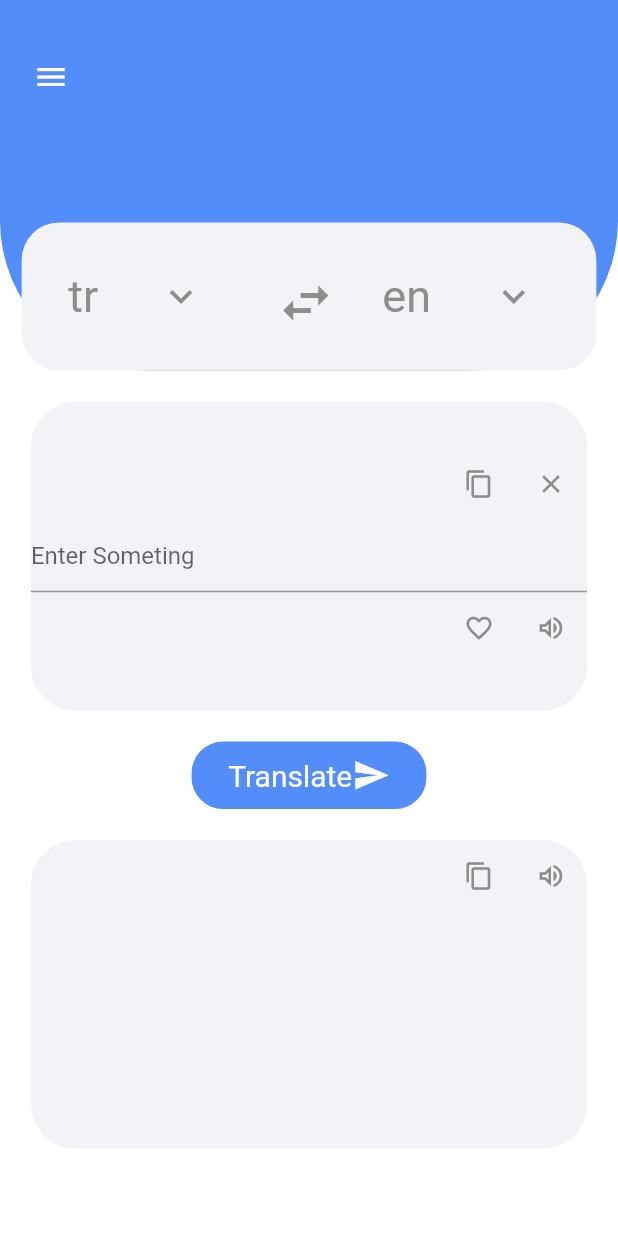
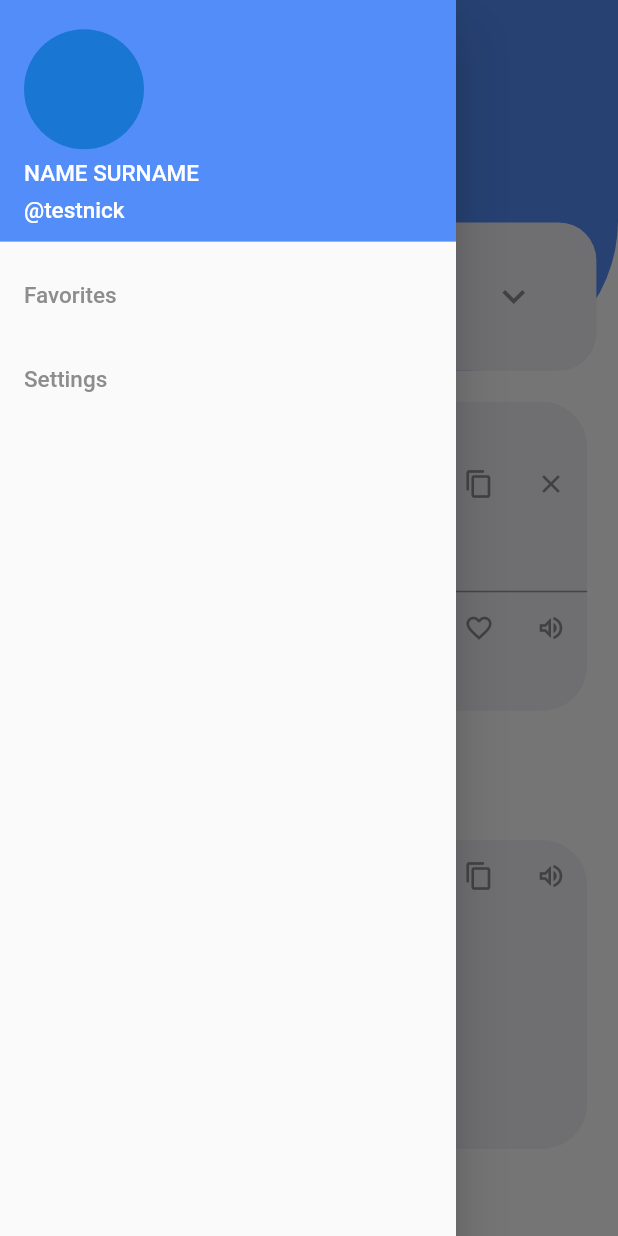
Before and after one commit to ilknurdondurma/BTWlate-Translate, a Flutter app: the screen it shows after launch, with the side drawer open (before the commit the screen has no drawer), on a phone screen of 412 x 824 dp. Run offline on Flutter 3.47's test engine with Material 2 defaults, Android fonts, the phone set to English and light mode, and no system bars; our stand-ins replace flutter_spinkit, fluttertoast, get, shared_preferences; missing offline and left inert: translator.

Commit message:
drawer and other pages added

```diff
--- a/lib/screens/translate.dart
+++ b/lib/screens/translate.dart
@@ -7,10 +7,9 @@ import 'package:btwlate/ui/helper/uiSpaceHelper.dart';
 import 'package:btwlate/ui/styles/styles/decorationStyles.dart';
 import 'package:flutter/services.dart';
 import 'package:get/get.dart';
-import 'package:get/state_manager.dart';
-
 import '../controller/translatePageController.dart';
 import '../ui/helper/uiColorsHelper.dart';
+import '../ui/styles/myWidgets/myDrawerWidget.dart';
 import '../ui/styles/myWidgets/myGeneralWidget.dart';
 
 // ignore: must_be_immutable
@@ -28,14 +27,17 @@ class _TranslatePageState extends State<TranslatePage> {
   void initState() {
     super.initState();
   }
+
   TextEditingController _textEditingController=TextEditingController();
-  TextEditingController _textEditingController2=TextEditingController();
   final responseTranslateController=Get.put(TransalateButtonController());
+  final scaffoldkey = GlobalKey<ScaffoldState>();
+
 
   @override
   Widget build(BuildContext context) {
     return MaterialApp(
       home: Scaffold(
+        key: scaffoldkey,
         backgroundColor: UIColorsHelper.light_Background,
         body: ScaffoldMessenger(
           child: SingleChildScrollView(
@@ -44,7 +46,7 @@ class _TranslatePageState extends State<TranslatePage> {
                 //generalHeader
                 GeneralThemeWidgetStyle(
                   iconChild: const Icon(Icons.menu),
-                  headerIconFunc: MenuIconController.menuIconController,
+                  headerIconFunc: ()=>MenuIconController.menuIconController(scaffoldkey),
                   child: Row(
                     mainAxisAlignment: MainAxisAlignment.spaceEvenly,
                     children: [
@@ -136,7 +138,7 @@ class _TranslatePageState extends State<TranslatePage> {
                                 icon: Icons.favorite_border,
                                 color: UIColorsHelper.light_body_IconColor,
                                 size: UISizeHelper.inBoxIconsSize,
-                                onPressed: InBoxIconsController.favriteController),
+                                onPressed: ()=>InBoxIconsController.favoriteController(_textEditingController.text,"${TransalateButtonController.responseTranslate.value}"??"")),
                             MyIconButtonWidget(
                                 icon: Icons.volume_up_outlined,
                                 color: UIColorsHelper.light_body_IconColor,
@@ -182,7 +184,6 @@ class _TranslatePageState extends State<TranslatePage> {
                 ),
                 //trasnslate box 2
                 Container(
-                  alignment: Alignment.center,
                   //translate Box un genişlik ve yukseklik oranları
                   width: UISpaceHelper.dynamicWidth(
                       context, UISizeHelper.translateBox1Width),
@@ -191,8 +192,8 @@ class _TranslatePageState extends State<TranslatePage> {
                   decoration: UIDecorationStyles.translateBoxContainerStyle,
                   child: SingleChildScrollView(
                     child: Column(
-                      mainAxisAlignment: MainAxisAlignment.spaceBetween,
-                      crossAxisAlignment: CrossAxisAlignment.end,
+                      mainAxisAlignment: MainAxisAlignment.spaceEvenly,
+                      mainAxisSize: MainAxisSize.max,
                       children: [
                         Row(
                           mainAxisAlignment: MainAxisAlignment.end,
@@ -201,26 +202,19 @@ class _TranslatePageState extends State<TranslatePage> {
                               icon: Icons.copy,
                               color: UIColorsHelper.light_body_IconColor,
                               size: UISizeHelper.inBoxIconsSize,
-                              onPressed: ()=>InBoxIconsController.copyController(_textEditingController2.text,context)),
+                              onPressed: ()=>InBoxIconsController.copyController("${TransalateButtonController.responseTranslate.value}"??"",context)),
                           MyIconButtonWidget(
                               icon: Icons.volume_up_outlined,
                               color: UIColorsHelper.light_body_IconColor,
                               size: UISizeHelper.inBoxIconsSize,
                               onPressed: InBoxIconsController.voiceControllerOutput),
                         ],),
-                        Obx(()=>TextFormField(
-                          maxLength: 20,
-                          controller: _textEditingController2,
-                          decoration: InputDecoration(
-                            alignLabelWithHint: false,
-                            //hintText: "${TransalateButtonController.responseTranslate.value}",
-                            border: UnderlineInputBorder(borderSide: BorderSide.none),
-                          ),
-                          maxLines: 10,
-                          maxLengthEnforcement: MaxLengthEnforcement.truncateAfterCompositionEnds
-
-                        ),),
-
+                        Obx(()=>SelectableText(
+                          maxLines: null,
+                          "${TransalateButtonController.responseTranslate.value}"??"",
+                          textAlign: TextAlign.start,
+                        ),
+                        ),
                       ],
                     ),
                   ),
@@ -229,6 +223,7 @@ class _TranslatePageState extends State<TranslatePage> {
             ),
           ),
         ),
+        drawer: drawerWidget(),
       ),
     );
   }
--- a/lib/ui/helper/uiColorsHelper.dart
+++ b/lib/ui/helper/uiColorsHelper.dart
@@ -14,6 +14,10 @@ class UIColorsHelper{
   // header color
   static const Color dark_Header_Background = Color(0xFF000000);
   static const Color light_Header_Background = Color(0xff528df9);
+
+  // title text color
+  static const Color light_title_textColor = Color(0xFF000000);
+
 
   //likeButton color
   static const Color light_like_Color=Color(0xff528df9);
@@ -45,7 +49,10 @@ class UIColorsHelper{
 
   // Drawer colors
   static const Color light_Drawer_header = Color(0xff528df9);
+  static const Color light_Drawer_header_textColor = Color(0xFFFFFFFF);
+  static const Color light_Drawer_body_textColor = Color(0xff8d8d8d);
   static const Color dark_Drawer_header = Color(0xFF000000);
+
   static const Color dark_DrawerItemColor = Color(0xFFFFFFFF);
   static const Color light_DrawerItemColor = Color(0xFF000000);
 
--- a/lib/ui/helper/uiSizeHelper.dart
+++ b/lib/ui/helper/uiSizeHelper.dart
@@ -29,6 +29,10 @@ class UISizeHelper{
   // padding size
   static const double translateButtonPadding = 10;
 
+  // drawer sizes
+  static const double drawerAvatarRadius = 40;
+
+
 
   // icons sizes
   static const double iconChangeLangSize=40;
--- a/lib/ui/helper/uiTextHelper.dart
+++ b/lib/ui/helper/uiTextHelper.dart
@@ -18,6 +18,8 @@ class UITextHelper {
 
   // favorites Page
   static const String favoritesHeader = "Favorites";
+  static const String settingsHeader = "Settings";
+
 
   //settingsPage
   static const String changeAccount = "Change Accounts";
--- /dev/null
+++ b/lib/ui/styles/myWidgets/myDrawerWidget.dart
@@ -0,0 +1,57 @@
+import 'package:btwlate/screens/settings.dart';
+import 'package:btwlate/ui/helper/uiColorsHelper.dart';
+import 'package:btwlate/ui/helper/uiSizeHelper.dart';
+import 'package:btwlate/ui/helper/uiTextHelper.dart';
+import 'package:btwlate/ui/styles/myWidgets/myIconButtonWidget.dart';
+import 'package:btwlate/ui/styles/styles/textStyles.dart';
+import 'package:flutter/material.dart';
+import 'package:get/get.dart';
+
+import '../../../screens/favorites.dart';
+
+class drawerWidget extends StatelessWidget {
+  const drawerWidget({
+    super.key,
+  });
+
+  @override
+  Widget build(BuildContext context) {
+    return Drawer(
+      child: ListView(
+        padding: EdgeInsets.zero,
+        children: <Widget>[
+          DrawerHeader(
+            decoration: const BoxDecoration(color: UIColorsHelper.light_Drawer_header),
+            child: Column(
+              mainAxisAlignment: MainAxisAlignment.spaceAround,
+              crossAxisAlignment: CrossAxisAlignment.start,
+              children: [
+                const CircleAvatar(radius: UISizeHelper.drawerAvatarRadius,),
+                Text("NAME SURNAME",style: UITextStyles.drawerHeaderTextStyle),
+                Row(
+                  children: [
+                    Text("@testnick",style: UITextStyles.drawerHeaderTextStyle),
+                    // MyIconButtonWidget(
+                    //     icon: Icons.edit,
+                    //     color: UIColorsHelper.light_body_IconColor,
+                    //     size: UISizeHelper.inBoxIconsSize,
+                    //     onPressed: ()=>{})
+                  ],
+                )
+              ],
+            ),
+          ),
+          ListTile(
+            title: Text(UITextHelper.favorites,style: UITextStyles.drawerBodyTextStyle,),
+            onTap: ()=>Get.to(()=>const favoritesPage()),
+          ),
+          ListTile(
+            title: Text(UITextHelper.settings,style: UITextStyles.drawerBodyTextStyle,),
+            onTap: ()=>Get.to(()=>const settingsPage()),
+          ),
+
+        ],
+      ),
+    );
+  }
+}
--- a/lib/ui/styles/styles/textStyles.dart
+++ b/lib/ui/styles/styles/textStyles.dart
@@ -24,10 +24,19 @@ class UITextStyles {
     color: UIColorsHelper.translateButtonItemColor,
     fontSize: 20,
   );
-  static TextStyle errorTextStyle = const TextStyle(
-    color: UIColorsHelper.errorColor,
-    fontSize: 20,
+  static TextStyle drawerHeaderTextStyle = const TextStyle(
+    color: UIColorsHelper.light_Drawer_header_textColor,
+    fontSize: 15,
   );
 
+  static TextStyle drawerBodyTextStyle = const TextStyle(
+    color: UIColorsHelper.light_Drawer_body_textColor,
+    fontSize: 15,
+  );
+
+  static TextStyle PagesHeaderStyle = const TextStyle(
+    color: UIColorsHelper.light_title_textColor,
+    fontSize: 25,
+  );
 
 }
--- a/pubspec.yaml
+++ b/pubspec.yaml
@@ -40,6 +40,7 @@ dependencies:
   get: ^4.6.5
   flutter_spinkit: ^5.1.0
   fluttertoast: ^8.2.1
+  shared_preferences: ^2.0.20
 
 
 dev_dependencies:
```
Also changed, not shown: lib/controller/translatePageController.dart (+8 -5 lines), lib/screens/favorites.dart (+31 -0 lines), lib/screens/settings.dart (+32 -0 lines), pubspec.lock.
